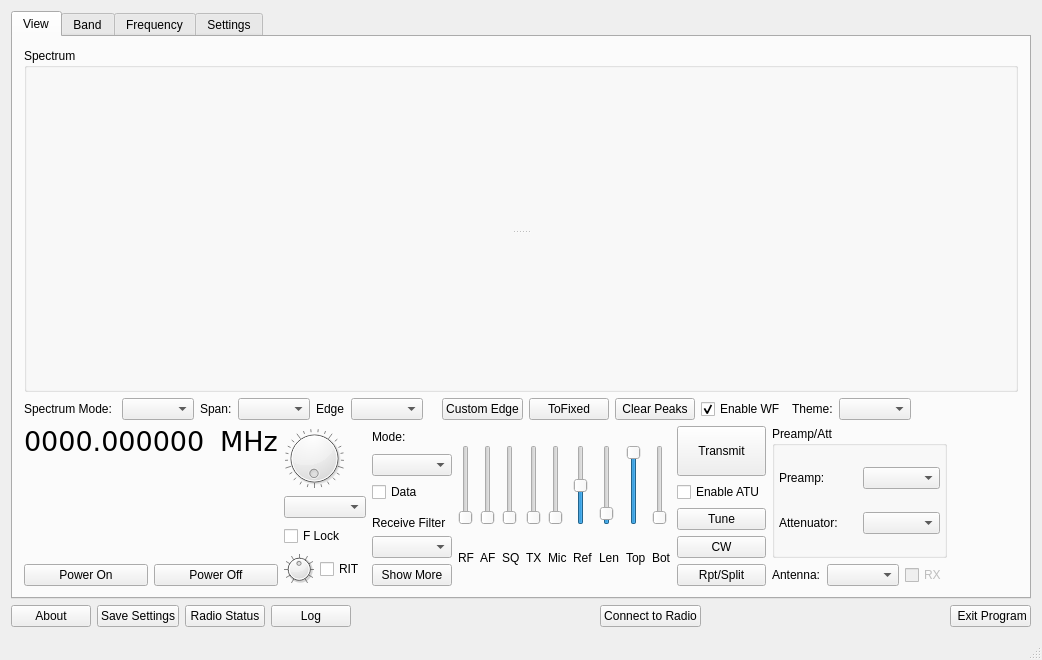
First picture: the form in wfmain.ui, repository adecarolis/wfweb, before the edit.
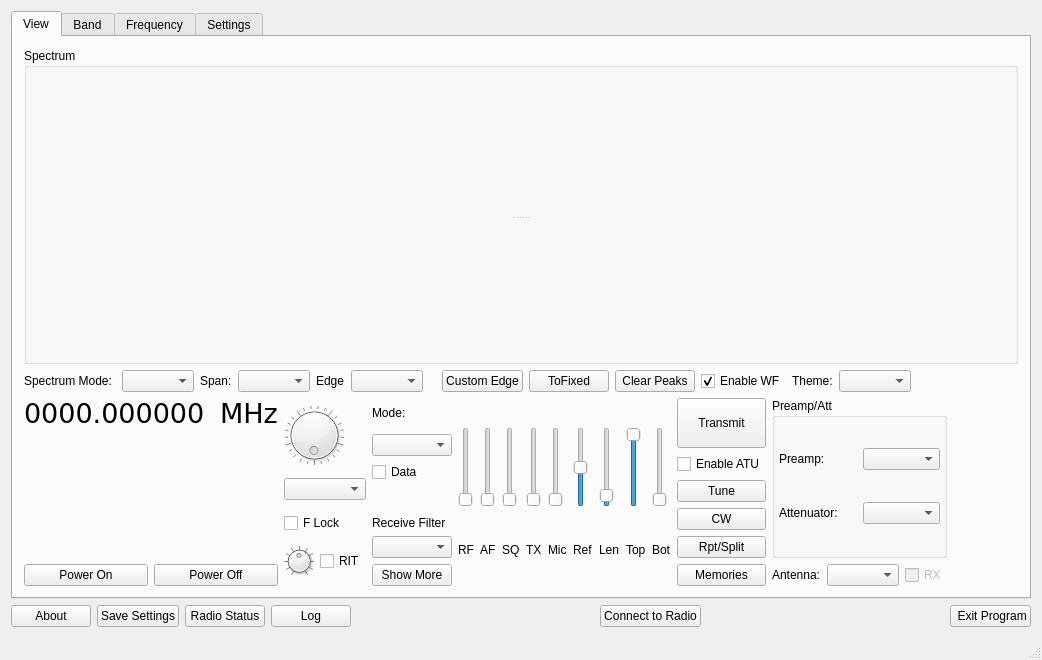
Second picture: the form after the edit. Custom widgets are drawn as their Qt base class.

Commit message: Add memories support for IC7610/785x

Patch:
```diff
--- a/wfmain.ui
+++ b/wfmain.ui
@@ -1080,6 +1080,13 @@
               </property>
              </widget>
             </item>
+            <item>
+             <widget class="QPushButton" name="memoriesBtn">
+              <property name="text">
+               <string>Memories</string>
+              </property>
+             </widget>
+            </item>
            </layout>
           </item>
           <item>
```
The commit also changes 14 other files.
